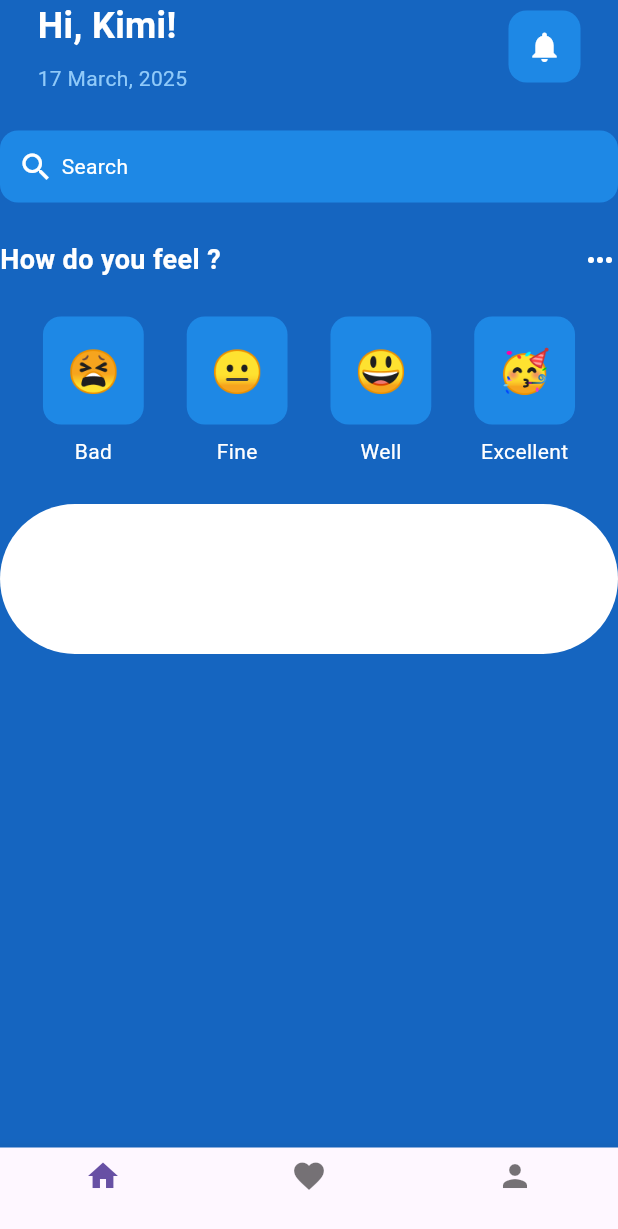
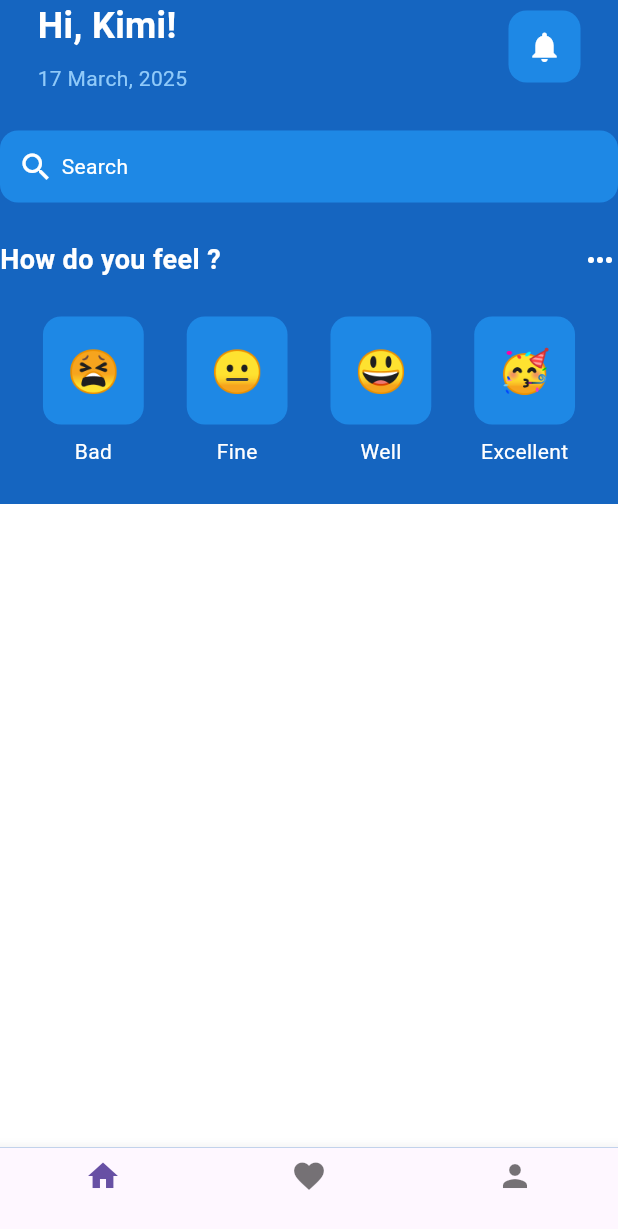
Before and after one commit to OrewaKimi/uts_mobile-programing-lanjut, a Flutter app: the screen it shows after launch, on a phone screen of 412 x 824 dp. Shown: the top 1229 px of the screen. Run offline on Flutter 3.47's test engine with Material 3 defaults, Android fonts, the phone set to English and light mode, and no system bars.

Commit message:
remove cliprect and height

```diff
--- a/lib/pages/home_page.dart
+++ b/lib/pages/home_page.dart
@@ -150,12 +150,10 @@ class _HomePageState extends State<HomePage> {
               SizedBox(
                 height: 25,
               ),
-            ClipRRect(
-              borderRadius: BorderRadius.circular(50),
-            child: Container(
-              height: 100,
-              color: Colors.white,
-              ),
+            Expanded(
+              child: Container(
+                color: Colors.white,
+                ),
             ),
           ],
         ),
```
